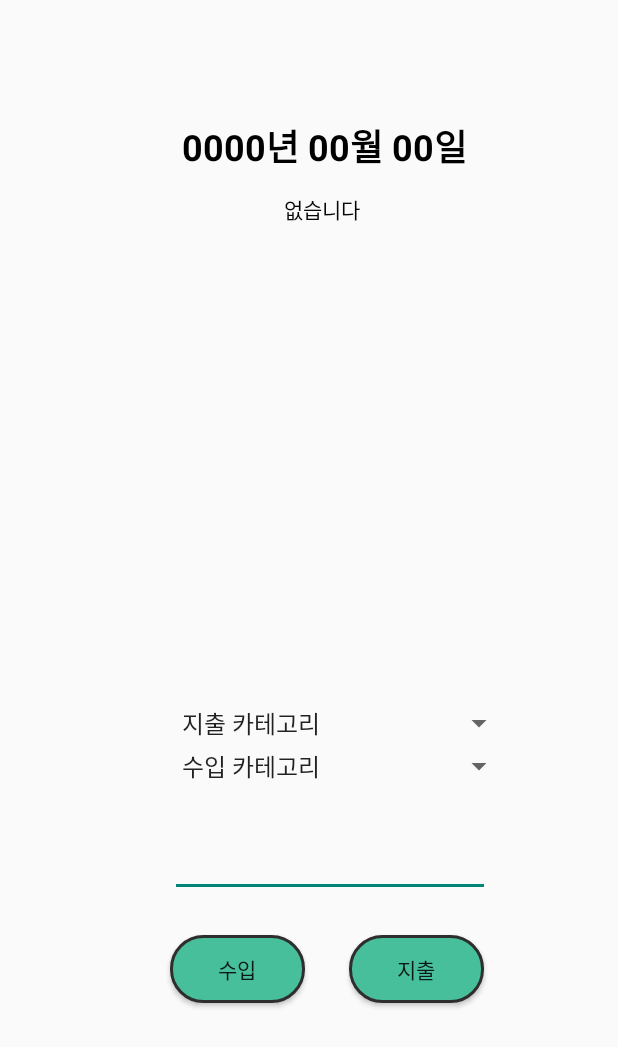
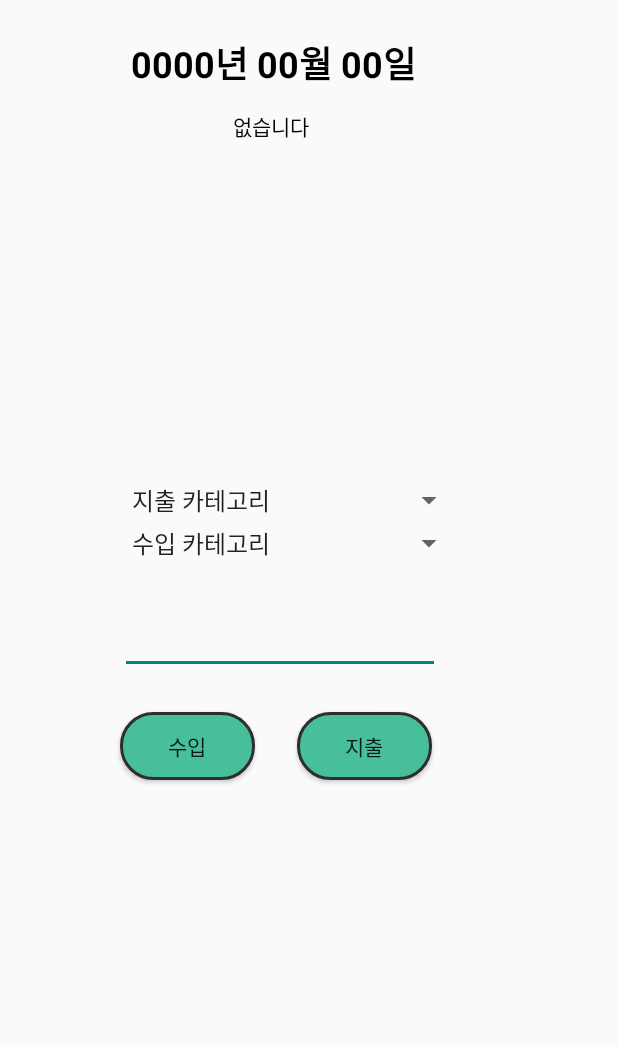
Before and after one commit to dlgkdud95/OCR_AccountBook, an Android app: the layout dialog_cal.xml on its own in the app's theme, with its tools: preview values and no code run, on a phone screen of 412 x 824 dp. Shown: the top 1047 px of the screen. Run offline under Robolectric (Android 15) with nearby library versions, the light colour scheme and no system bars.

Commit message:
수입지출 입력창 창이 안떠서 다시 올려!

```diff
--- a/app/src/main/res/layout/dialog_cal.xml
+++ b/app/src/main/res/layout/dialog_cal.xml
@@ -7,16 +7,10 @@
 
     <androidx.constraintlayout.widget.ConstraintLayout
         android:id="@+id/constraintLayout"
-        android:layout_width="0dp"
-        android:layout_height="0dp"
-        android:layout_marginStart="33dp"
-        android:layout_marginTop="55dp"
-        android:layout_marginEnd="33dp"
-        android:layout_marginBottom="55dp"
-        app:layout_constraintBottom_toBottomOf="parent"
-        app:layout_constraintEnd_toEndOf="parent"
-        app:layout_constraintStart_toStartOf="parent"
-        app:layout_constraintTop_toTopOf="parent">
+        android:layout_width="344dp"
+        android:layout_height="620dp"
+        tools:layout_editor_absoluteX="33dp"
+        tools:layout_editor_absoluteY="55dp">
 
         <TextView
             android:id="@+id/tv_date"
```
